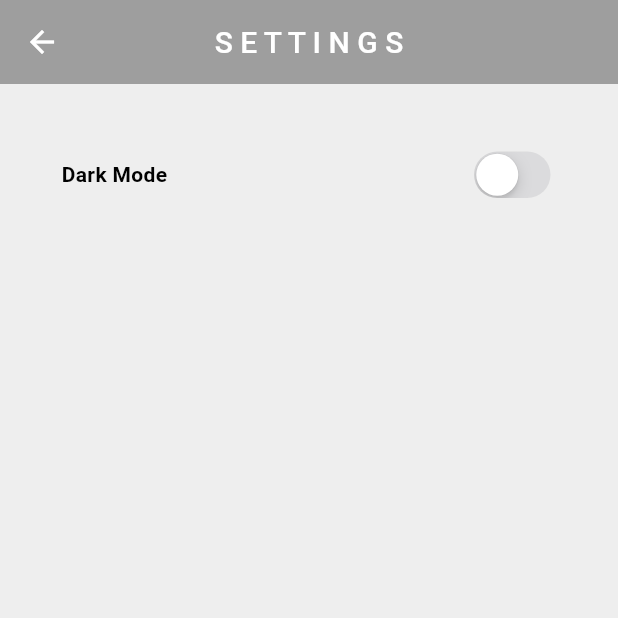
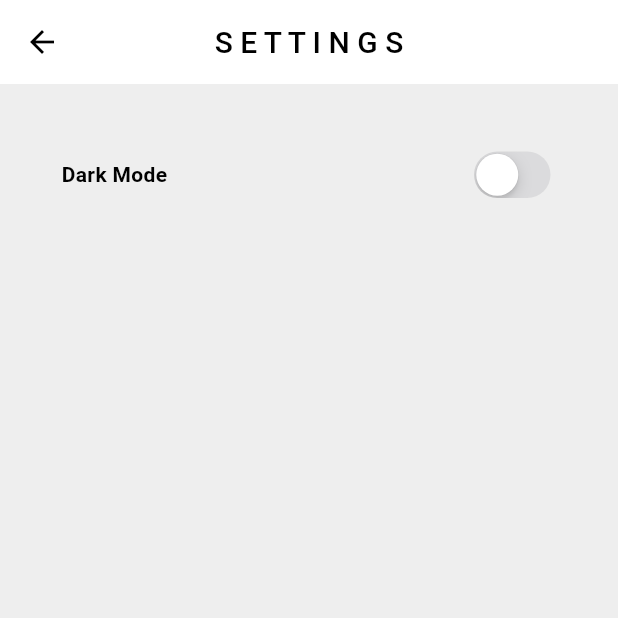
Before and after one commit to aryamanshrivastava/Music-Player, a Flutter app: the screen it shows after launch, in the side drawer, after a tap on "S E T T I N G S", on a phone screen of 412 x 824 dp, the top half of it. Run offline on Flutter 3.47's test engine with Material 3 defaults, Android fonts, the phone set to English and light mode, and no system bars; our stand-ins replace audioplayers.

Commit message:
[aryaman]added:themeerror

```diff
--- a/lib/views/home.dart
+++ b/lib/views/home.dart
@@ -34,11 +34,9 @@ class _HomeViewState extends State<HomeView> {
     return Scaffold(
         backgroundColor: Theme.of(context).colorScheme.background,
         appBar: AppBar(
-          iconTheme: IconThemeData(color: Colors.white),
-          backgroundColor: Theme.of(context).colorScheme.background,
           title: Text('P L A Y L I S T',
               style: TextStyle(
-                  color: Colors.white,
+                  color: Theme.of(context).colorScheme.onBackground,
                   fontSize: 20,
                   fontWeight: FontWeight.w500)),
           centerTitle: true,
--- a/lib/views/settings.dart
+++ b/lib/views/settings.dart
@@ -18,13 +18,11 @@ class _SettingsViewState extends State<SettingsView> {
     return Scaffold(
         backgroundColor: Theme.of(context).colorScheme.secondary,
         appBar: AppBar(
-            iconTheme:
-                IconThemeData(color: Colors.white),
-            backgroundColor: Theme.of(context).colorScheme.background,
+
             title: Text(
               'S E T T I N G S',
               style: TextStyle(
-                  color: Colors.white,
+                  color: Theme.of(context).colorScheme.onSecondary,
                   fontSize: 20,
                   fontWeight: FontWeight.w500),
             ),
```
